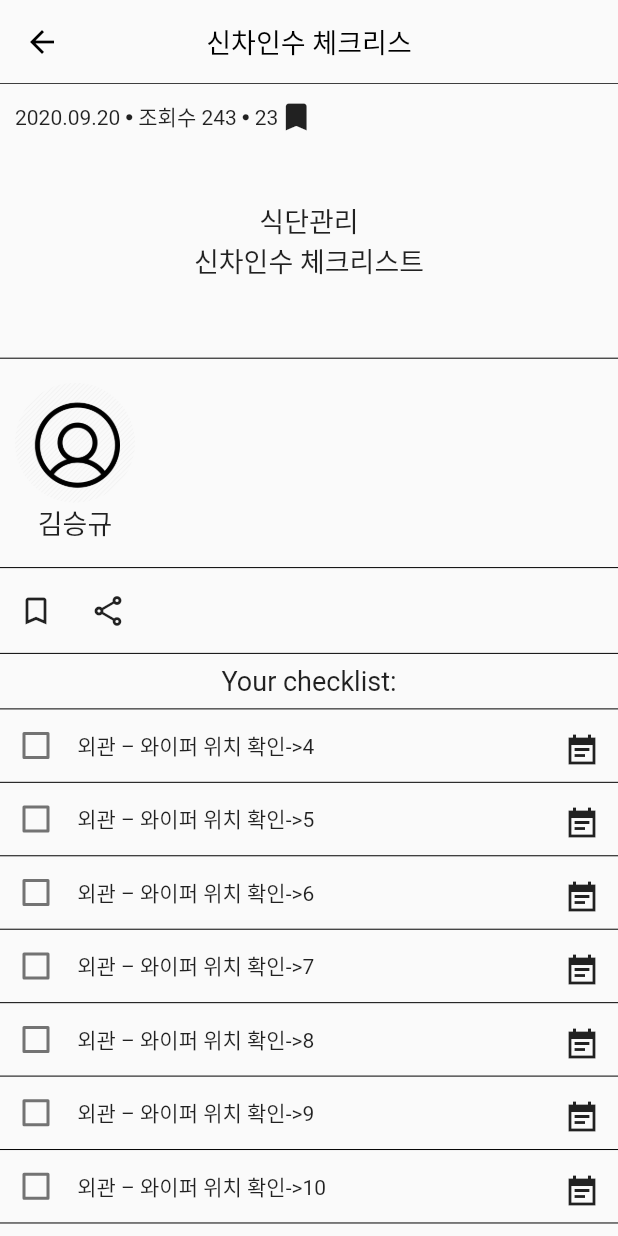
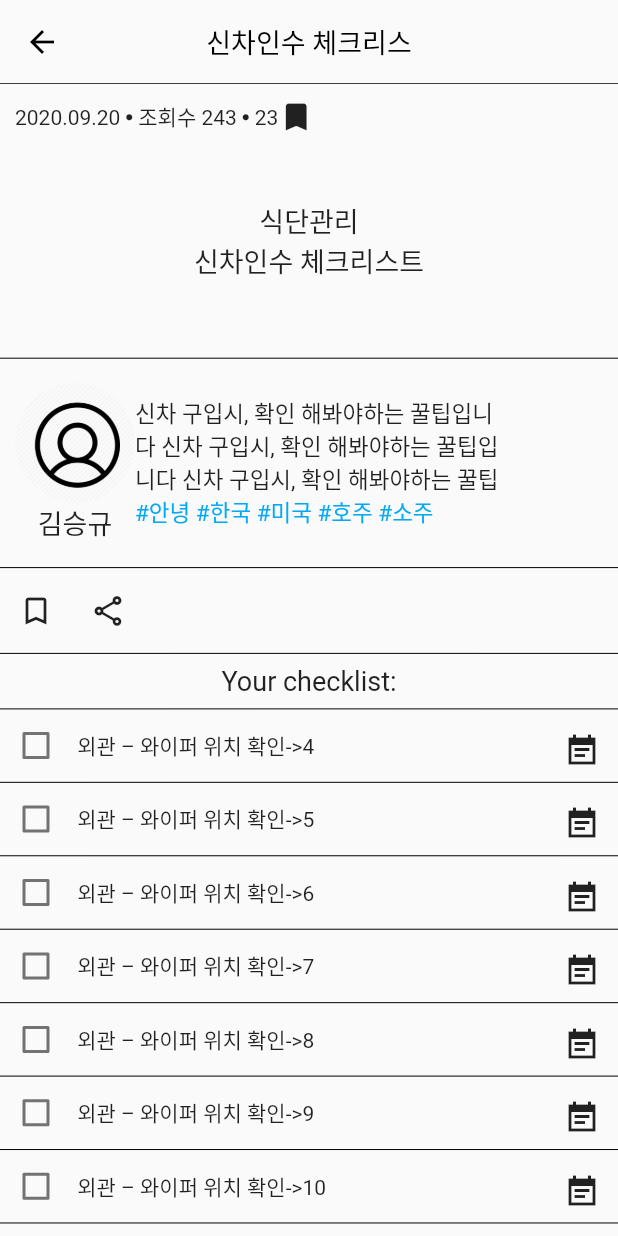
Before and after one commit to ilyosbekkk/Cheri_Viewer, a Flutter app: the CheriDetailViewScreen screen opened directly, after a tap on the "share" icon, on a phone screen of 412 x 824 dp. Run offline on Flutter 3.47's test engine with Material 2 defaults, Android fonts, the phone set to English and light mode, and no system bars; our stand-ins replace firebase_auth, firebase_core, fluttertoast, google_sign_in, progress_indicators, pull_to_refresh and 1 more; missing offline and left inert: flutter_inappwebview, flutter_naver_login, kakao_flutter_sdk; accounts and stored records are empty; network calls fail.

Commit message:
share functionality added

```diff
--- a/lib/ui/screens/cheri_detail_screen.dart
+++ b/lib/ui/screens/cheri_detail_screen.dart
@@ -1,4 +1,5 @@
 import 'package:flutter/material.dart';
+import 'package:share/share.dart';
 
 import '../../utils/Strings.dart';
 
@@ -94,6 +95,7 @@ class _CheriDetailViewScreenState extends State<CheriDetailViewScreen> {
   }
   Widget _buildIntroWidget() {
     return Container(
+
       margin: EdgeInsets.only(top: 10),
       height: height * 0.2,
       child: Column(
@@ -161,7 +163,25 @@ class _CheriDetailViewScreenState extends State<CheriDetailViewScreen> {
                   Text("김승규", style: TextStyle(fontSize: 18),)
                 ],
               ),
-            )
+            ),
+            Container(
+              alignment: Alignment.center,
+              width: width*0.6,
+              child: Column(
+                mainAxisAlignment: MainAxisAlignment.center ,
+                crossAxisAlignment: CrossAxisAlignment.start,
+                children: [
+                  Text("신차 구입시, 확인 해봐야하는 꿀팁입니다 신차 구입시, 확인 해봐야하는 꿀팁입니다 신차 구입시, 확인 해봐야하는 꿀팁입니다 ", maxLines: 3, style: TextStyle(
+                    fontSize: 15
+                  ),),
+                  Text("#안녕 #한국 #미국 #호주 #소주", maxLines: 3, style: TextStyle(
+                    fontSize: 15,
+                    color: Colors.lightBlue
+                  ),),
+                ],
+              ),
+            ),
+
           ],
         ));
   }
@@ -171,7 +191,9 @@ class _CheriDetailViewScreenState extends State<CheriDetailViewScreen> {
       child: Row(
       children: [
         IconButton(onPressed: () {}, icon: Icon(Icons.bookmark_border),),
-        IconButton(onPressed: () {}, icon: Icon(Icons.share_outlined),),
+        IconButton(onPressed: () {
+          Share.share('check out my website https://example.com');
+        }, icon: Icon(Icons.share_outlined),),
       ],
       ),
     );
--- a/pubspec.yaml
+++ b/pubspec.yaml
@@ -42,6 +42,7 @@ dependencies:
   dio: ^4.0.0
   pull_to_refresh: ^2.0.0
   progress_indicators: ^1.0.0
+  share: ^2.0.4
 
 
 
```
Also changed, not shown: pubspec.lock.
